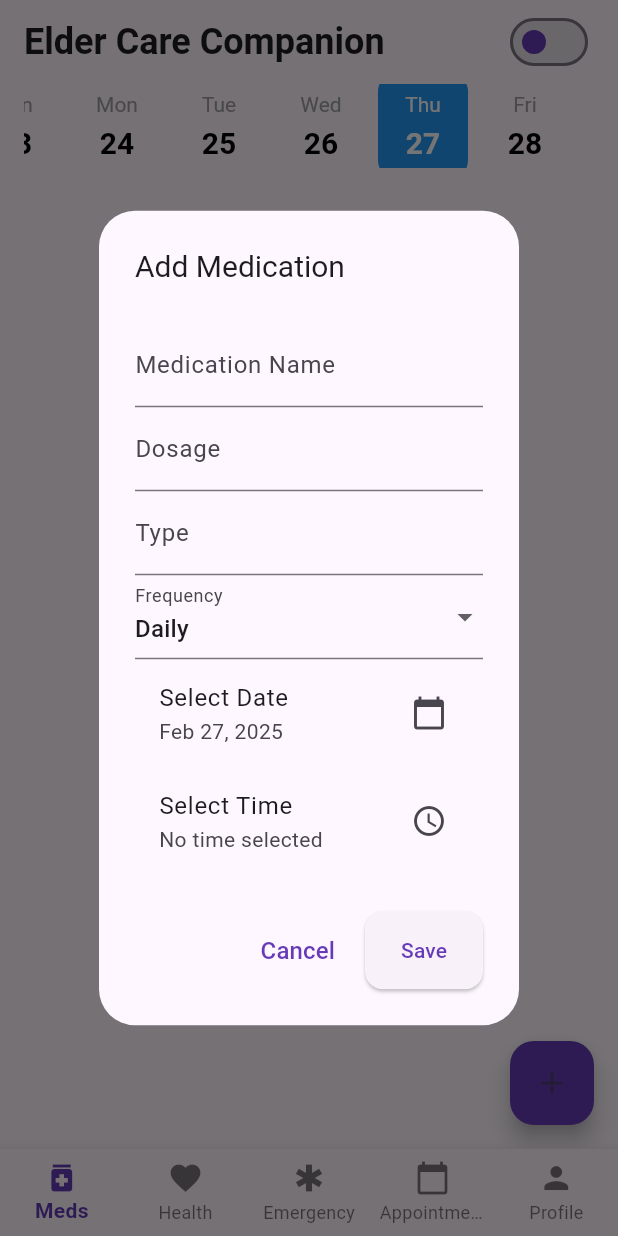
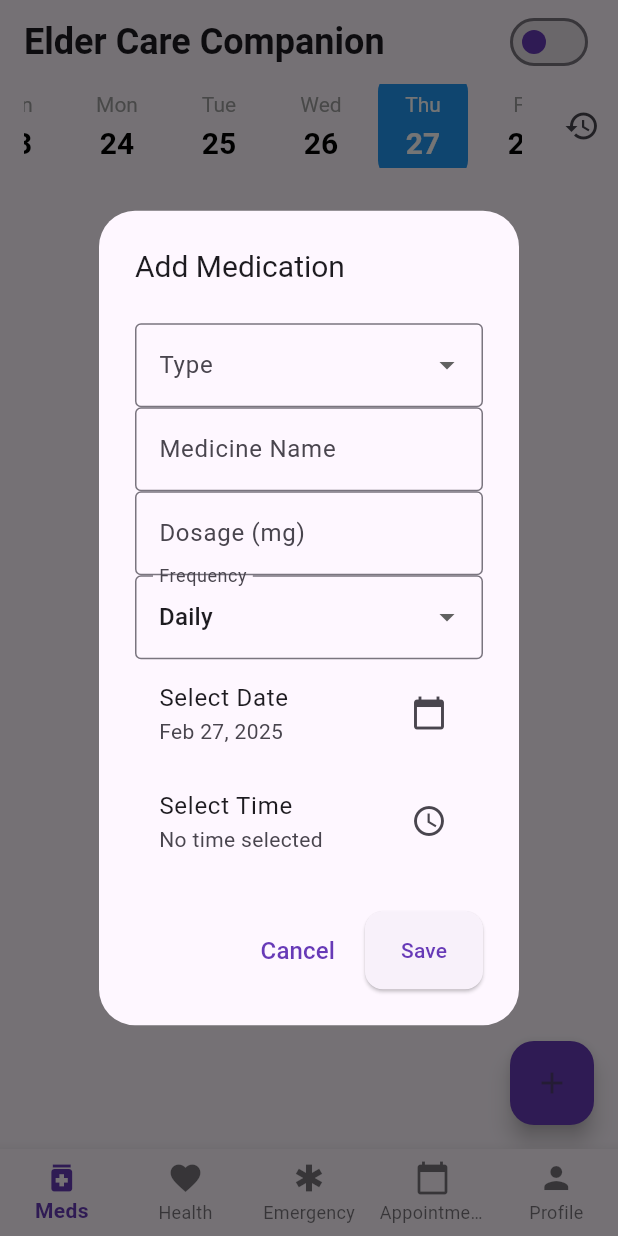
Before and after one commit to Emir2099/eldapal, a Flutter app: the screen it shows after launch, after a tap on the "add" icon, on a phone screen of 412 x 824 dp. Run offline on Flutter 3.47's test engine with Material 3 defaults, Android fonts, the phone set to English and light mode, and no system bars; our stand-ins replace charts_flutter.

Commit message:
Implement MedicationsProvider for medication management and update main app structure

```diff
--- a/lib/main.dart
+++ b/lib/main.dart
@@ -1,9 +1,19 @@
+import 'package:eldapal/screens/home_screen.dart';
+import 'package:eldapal/themes/app_theme.dart';
+import 'package:eldapal/themes/elder_theme.dart';
 import 'package:flutter/material.dart';
-import 'screens/home_screen.dart';
-import 'themes/app_theme.dart';
-import 'themes/elder_theme.dart';
+import 'package:provider/provider.dart';
+import 'providers/medications.dart';
+import './screens/medication/medication_screen.dart';
 
-void main() => runApp(const ElderCareApp());
+void main() {
+  runApp(
+    ChangeNotifierProvider(
+      create: (context) => MedicationsProvider(),
+      child: const ElderCareApp(),
+    ),
+  );
+}
 
 class ElderCareApp extends StatefulWidget {
   const ElderCareApp({super.key});
--- a/lib/screens/medication/medication_screen.dart
+++ b/lib/screens/medication/medication_screen.dart
@@ -1,10 +1,12 @@
-// lib/screens/medication_screen.dart
+import 'package:eldapal/screens/history/history_screen.dart';
 import 'package:flutter/material.dart';
 import 'package:intl/intl.dart';
+import 'package:provider/provider.dart';
 import '/widgets/date_selector.dart';
 import './medication_card.dart';
 import '/widgets/custom_dialog.dart';
 import '/models/medication_model.dart';
+import '/providers/medications.dart';
 import '/themes/app_theme.dart';
 import '/themes/elder_theme.dart';
 
@@ -21,7 +23,6 @@ class MedicationScreen extends StatefulWidget {
 }
 
 class _MedicationScreenState extends State<MedicationScreen> {
-  final List<Medication> _medications = [];
   DateTime _selectedDate = DateTime.now();
   final _formKey = GlobalKey<FormState>();
   final _nameController = TextEditingController();
@@ -29,8 +30,20 @@ class _MedicationScreenState extends State<MedicationScreen> {
   final _typeController = TextEditingController();
   TimeOfDay? _selectedTime;
   String _frequency = 'Daily';
+  String? _typeError;
+  String? _dosageError;
+  String? _nameError;
+
+  @override
+  void dispose() {
+    _nameController.dispose();
+    _dosageController.dispose();
+    _typeController.dispose();
+    super.dispose();
+  }
 
   void _showAddMedicationDialog(BuildContext context) {
+    _clearForm();
     showDialog(
       context: context,
       builder: (context) => CustomDialog(
@@ -40,9 +53,9 @@ class _MedicationScreenState extends State<MedicationScreen> {
           child: SingleChildScrollView(
             child: Column(
               children: [
-                _buildTextField(_nameController, 'Medication Name'),
-                _buildTextField(_dosageController, 'Dosage'),
-                _buildTextField(_typeController, 'Type'),
+                _buildTypeDropdown(),
+                _buildNameField(),
+                _buildDosageField(),
                 _buildFrequencyDropdown(),
                 _buildDatePicker(context),
                 _buildTimePicker(context),
@@ -56,12 +69,77 @@ class _MedicationScreenState extends State<MedicationScreen> {
             child: const Text('Cancel'),
           ),
           ElevatedButton(
-            onPressed: _saveMedication,
+            onPressed: () => _validateAndSave(context),
             child: const Text('Save'),
           ),
         ],
       ),
     );
+  }
+
+  Widget _buildTypeDropdown() {
+    return DropdownButtonFormField<String>(
+      value: _typeController.text.isEmpty ? null : _typeController.text,
+      decoration: InputDecoration(
+        labelText: 'Type',
+        errorText: _typeError,
+        border: const OutlineInputBorder(),
+      ),
+      items: ['Tablet', 'Syrup', 'Injection', 'Other']
+          .map((type) => DropdownMenuItem(
+                value: type,
+                child: Text(type),
+              ))
+          .toList(),
+      onChanged: (value) {
+        setState(() {
+          _typeController.text = value!;
+          _typeError = null;
+        });
+      },
+    );
+  }
+
+  Widget _buildNameField() {
+    return TextFormField(
+      controller: _nameController,
+      decoration: InputDecoration(
+        labelText: 'Medicine Name',
+        errorText: _nameError,
+        border: const OutlineInputBorder(),
+      ),
+      validator: (value) {
+        if (value!.isEmpty) return 'Required field';
+        return null;
+      },
+      onChanged: (_) => setState(() => _nameError = null),
+    );
+  }
+
+  Widget _buildDosageField() {
+    String unit = _getDosageUnit();
+    return TextFormField(
+      controller: _dosageController,
+      decoration: InputDecoration(
+        labelText: 'Dosage ($unit)',
+        suffixText: unit,
+        errorText: _dosageError,
+        border: const OutlineInputBorder(),
+      ),
+      keyboardType: TextInputType.number,
+      validator: (value) {
+        if (value!.isEmpty) return 'Required field';
+        if (double.tryParse(value) == null) return 'Invalid number';
+        return null;
+      },
+      onChanged: (_) => setState(() => _dosageError = null),
+    );
+  }
+
+  String _getDosageUnit() {
+    if (_typeController.text == 'Syrup') return 'ml';
+    if (_typeController.text == 'Injection') return 'units';
+    return 'mg';
   }
 
   Widget _buildDatePicker(BuildContext context) {
@@ -107,33 +185,34 @@ class _MedicationScreenState extends State<MedicationScreen> {
           .map((f) => DropdownMenuItem(value: f, child: Text(f)))
           .toList(),
       onChanged: (value) => setState(() => _frequency = value!),
-      decoration: const InputDecoration(labelText: 'Frequency'),
+      decoration: const InputDecoration(
+        labelText: 'Frequency',
+        border: OutlineInputBorder(),
+      ),
     );
   }
 
-  Widget _buildTextField(TextEditingController controller, String label) {
-    return TextFormField(
-      controller: controller,
-      decoration: InputDecoration(labelText: label),
-      validator: (value) => value!.isEmpty ? 'Required field' : null,
-    );
-  }
+  void _validateAndSave(BuildContext context) {
+    setState(() {
+      _nameError = _nameController.text.isEmpty ? 'Enter name' : null;
+      _typeError = _typeController.text.isEmpty ? 'Select type' : null;
+      _dosageError = _dosageController.text.isEmpty ? 'Enter dosage' : null;
+    });
 
-  void _saveMedication() {
-    if (_formKey.currentState!.validate()) {
-      setState(() {
-        _medications.add(Medication(
+    if (_formKey.currentState!.validate() &&
+        _typeError == null &&
+        _dosageError == null) {
+      final provider = Provider.of<MedicationsProvider>(context, listen: false);
+      provider.addMedication(Medication(
         id: DateTime.now().toString(),
         name: _nameController.text,
-          dosage: _dosageController.text,
+        dosage: '${_dosageController.text} ${_getDosageUnit()}',
         type: _typeController.text,
         time: _selectedTime ?? TimeOfDay.now(),
         date: _selectedDate,
         frequency: _frequency,
         createdAt: DateTime.now(),
       ));
-        _clearForm();
-      });
       Navigator.pop(context);
     }
   }
@@ -144,11 +223,14 @@ class _MedicationScreenState extends State<MedicationScreen> {
     _typeController.clear();
     _selectedTime = null;
     _frequency = 'Daily';
+    _typeError = null;
+    _dosageError = null;
+    _nameError = null;
   }
 
   void _editMedication(Medication medication) {
     _nameController.text = medication.name;
-  _dosageController.text = medication.dosage;
+    _dosageController.text = medication.dosage.split(' ')[0];
     _typeController.text = medication.type;
     _selectedTime = medication.time;
     _selectedDate = medication.date;
@@ -163,9 +245,9 @@ void _editMedication(Medication medication) {
           child: SingleChildScrollView(
             child: Column(
               children: [
-              _buildTextField(_nameController, 'Medication Name'),
-              _buildTextField(_dosageController, 'Dosage'),
-              _buildTextField(_typeController, 'Type'),
+                _buildTypeDropdown(),
+                _buildNameField(),
+                _buildDosageField(),
                 _buildFrequencyDropdown(),
                 _buildDatePicker(context),
                 _buildTimePicker(context),
@@ -179,28 +261,7 @@ void _editMedication(Medication medication) {
             child: const Text('Cancel'),
           ),
           ElevatedButton(
-          onPressed: () {
-            if (_formKey.currentState!.validate()) {
-              setState(() {
-                final index = _medications.indexWhere((m) => m.id == medication.id);
-                if (index != -1) {
-                  _medications[index] = Medication(
-                    id: medication.id,
-                    name: _nameController.text,
-                    dosage: _dosageController.text,
-                    type: _typeController.text,
-                    time: _selectedTime ?? TimeOfDay.now(),
-                    date: _selectedDate,
-                    frequency: _frequency,
-                    isTaken: medication.isTaken,
-                    createdAt: medication.createdAt,
-                  );
-                }
-              });
-              _clearForm();
-              Navigator.pop(context);
-            }
-          },
+            onPressed: () => _validateEdit(context, medication),
             child: const Text('Save'),
           ),
         ],
@@ -208,16 +269,30 @@ void _editMedication(Medication medication) {
     );
   }
 
-  void _toggleMedicationStatus(Medication medication) {
-    setState(() {
-      medication.isTaken = !medication.isTaken;
-    });
+  void _validateEdit(BuildContext context, Medication medication) {
+    if (_formKey.currentState!.validate()) {
+      final provider = Provider.of<MedicationsProvider>(context, listen: false);
+      provider.updateMedication(medication.id, Medication(
+        id: medication.id,
+        name: _nameController.text,
+        dosage: '${_dosageController.text} ${_getDosageUnit()}',
+        type: _typeController.text,
+        time: _selectedTime ?? TimeOfDay.now(),
+        date: _selectedDate,
+        frequency: _frequency,
+        isTaken: medication.isTaken,
+        createdAt: medication.createdAt,
+      ));
+      _clearForm();
+      Navigator.pop(context);
+    }
   }
 
   @override
   Widget build(BuildContext context) {
     final theme = widget.elderMode ? elderTheme : appTheme;
-    final dailyMeds = _medications.where((m) =>
+    final medications = Provider.of<MedicationsProvider>(context).medications;
+    final dailyMeds = medications.where((m) =>
       m.date.year == _selectedDate.year &&
       m.date.month == _selectedDate.month &&
       m.date.day == _selectedDate.day
@@ -230,6 +305,20 @@ void _editMedication(Medication medication) {
           onDateChanged: (date) => setState(() => _selectedDate = date),
           elderMode: widget.elderMode,
         ),
+        actions: [
+          IconButton(
+            icon: Icon(Icons.history, size: widget.elderMode ? 28 : 24),
+            onPressed: () => Navigator.push(
+              context,
+              MaterialPageRoute(
+                builder: (_) => HistoryScreen(
+                  medications: medications,
+                  elderMode: widget.elderMode,
+                ),
+              ),
+            ),
+          ),
+        ],
       ),
       body: dailyMeds.isEmpty
           ? Center(child: Text('No medications for selected date'))
@@ -238,7 +327,8 @@ void _editMedication(Medication medication) {
               itemBuilder: (ctx, i) => MedicationCard(
                 medication: dailyMeds[i],
                 onEdit: () => _editMedication(dailyMeds[i]),
-                onLongPress: () => _toggleMedicationStatus(dailyMeds[i]),
+                onLongPress: () => Provider.of<MedicationsProvider>(context, listen: false)
+                  .toggleTakenStatus(dailyMeds[i].id),
                 elderMode: widget.elderMode,
               ),
             ),
```
Also changed, not shown: lib/providers/medications.dart (added, +30 -0 lines). Lines whose indentation alone changed are shown as unchanged.
